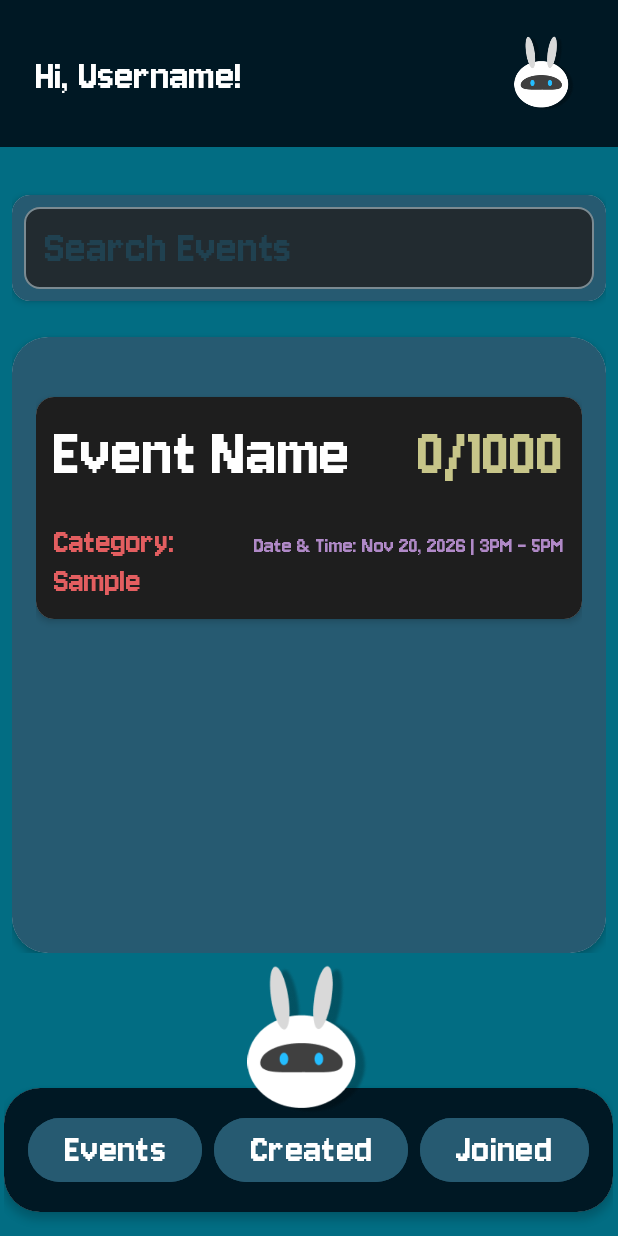
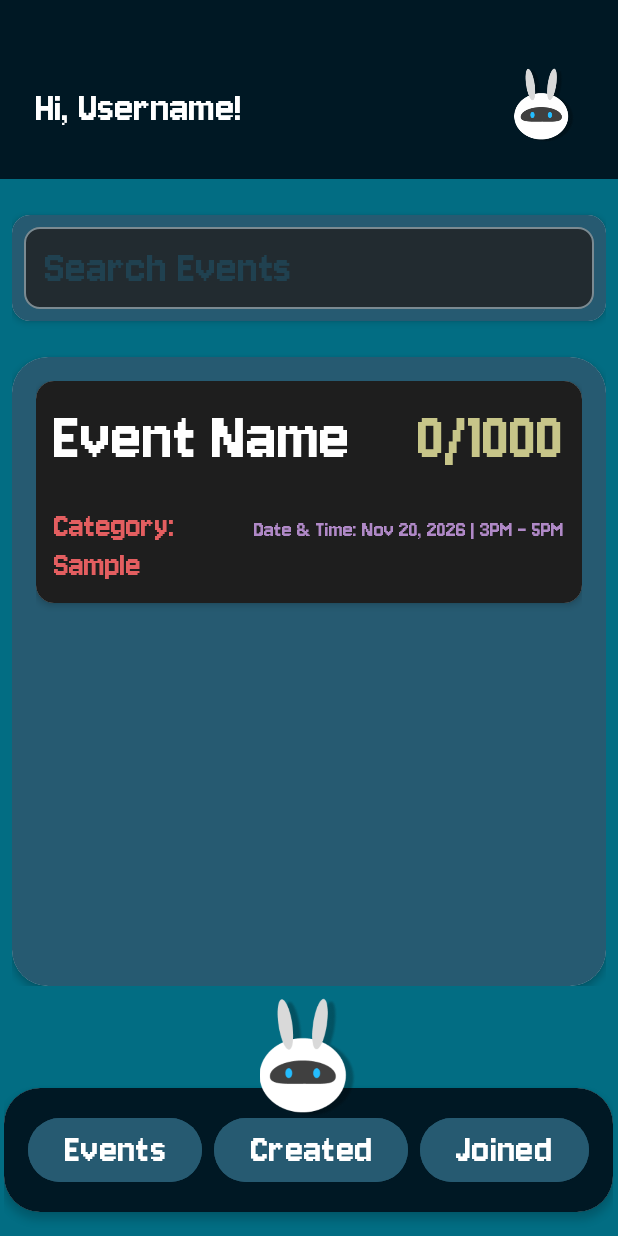
Before and after one commit to TheodoreKyle/AttendLY, an Android app: the MainPage screen opened directly, with no data from a screen before it, on a phone screen of 412 x 824 dp. Run offline under Robolectric (Android 15) with nearby library versions, the phone set to English and light mode, and no system bars.

Commit message:
update 11/14/2026 8:45am

```diff
--- a/app/src/main/res/layout/activity_main_page.xml
+++ b/app/src/main/res/layout/activity_main_page.xml
@@ -13,7 +13,9 @@
         android:layout_width="match_parent"
         android:layout_height="wrap_content"
         android:background="#001824"
-        android:padding="24dp"
+        android:paddingTop="45dp"
+        android:paddingHorizontal="24dp"
+        android:paddingBottom="24dp"
         android:orientation="horizontal"
         >
 
@@ -54,7 +56,7 @@
             android:layout_height="wrap_content"
             app:cardCornerRadius="12dp"
             app:cardElevation="3dp"
-            android:layout_marginTop="24dp"
+            android:layout_marginTop="16dp"
             >
 
 
@@ -89,7 +91,7 @@
 
             <LinearLayout
                 android:layout_width="match_parent"
-                android:layout_height="550dp"
+                android:layout_height="700dp"
                 android:orientation="vertical"
                 android:background="#265A71"
                 android:padding="16dp">
@@ -100,7 +102,6 @@
                     android:layout_height="wrap_content"
                     app:cardCornerRadius="12dp"
                     app:cardElevation="3dp"
-                    android:layout_marginTop="24dp"
                     >
 
                     <LinearLayout
@@ -197,7 +198,7 @@
             android:layout_height="wrap_content"
             app:cardCornerRadius="24dp"
             app:cardElevation="3dp"
-            android:layout_marginTop="82dp"
+            android:layout_marginTop="60dp"
             android:layout_marginBottom="16dp"
             >
 
@@ -258,8 +259,8 @@
         </androidx.cardview.widget.CardView>
 
         <ImageView
-            android:layout_width="100dp"
-            android:layout_height="100dp"
+            android:layout_width="80dp"
+            android:layout_height="80dp"
             android:layout_gravity="top|center_horizontal"
             android:elevation="10dp"
             app:srcCompat="@drawable/attendly" />
```
